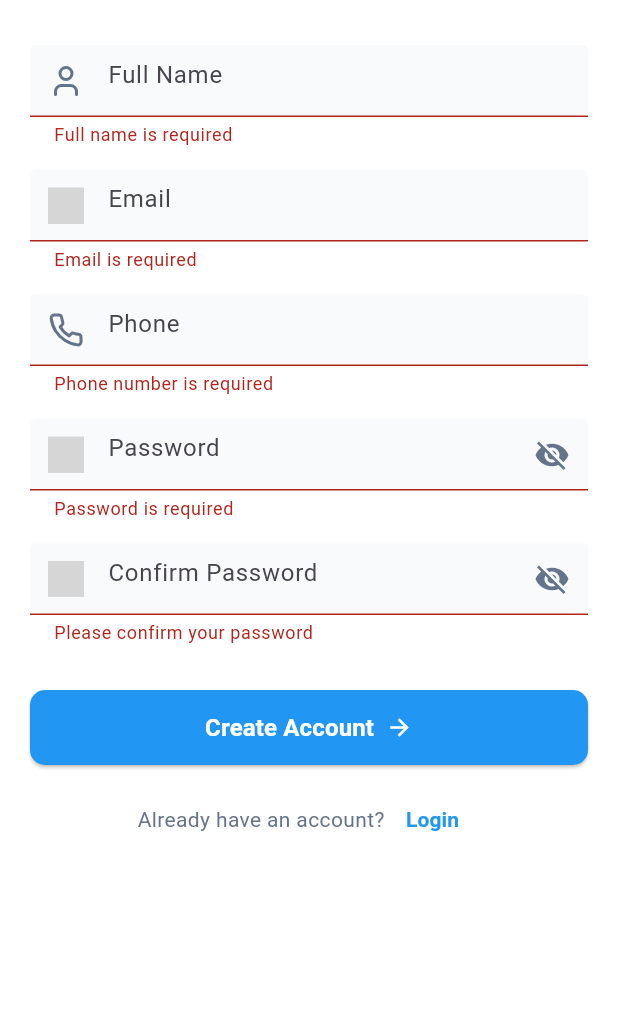
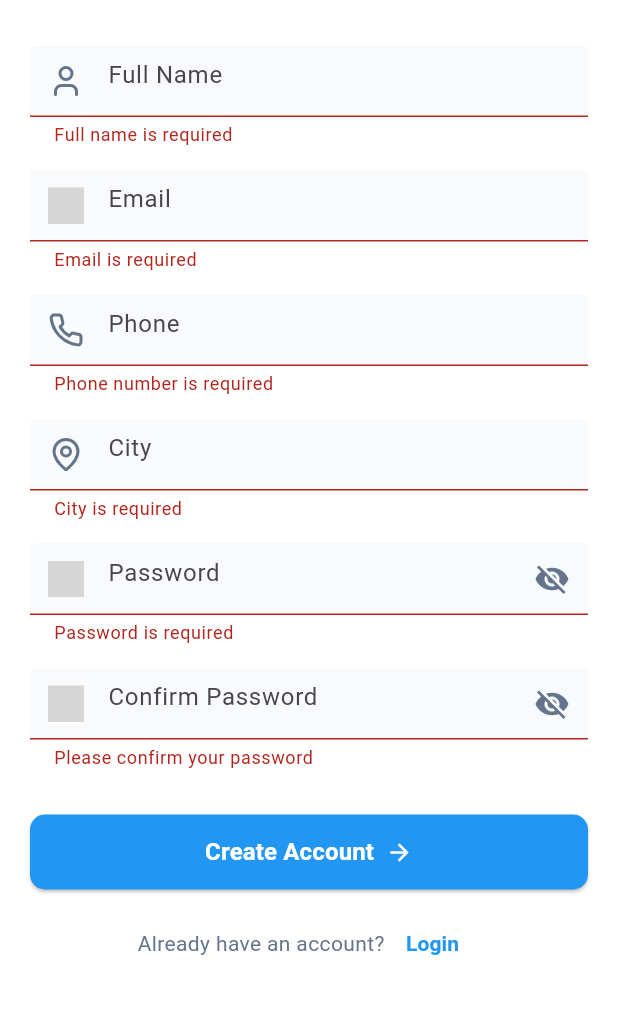
Before and after one commit to IT21161056/Papaya-Buddy, a Flutter app: the SignUpScreen screen opened by its route, after a tap on "Create Account", on a phone screen of 412 x 824 dp, the part 144-1158 px from its top. Run offline on Flutter 3.47's test engine with Material 3 defaults, Android fonts, the phone set to English and light mode, and no system bars; our stand-ins replace carousel_slider, cloud_firestore, firebase_auth, firebase_core, flutter_animate, flutter_svg and 5 more; accounts and stored records are empty; network calls fail; grey boxes are pictures that could not be loaded.

```diff
--- a/mobile_app/lib/views/auth/signup_view.dart
+++ b/mobile_app/lib/views/auth/signup_view.dart
@@ -21,6 +21,7 @@ class _SignupScreenState extends State<SignUpScreen> {
   final TextEditingController _nameController = TextEditingController();
   final TextEditingController _emailController = TextEditingController();
   final TextEditingController _phoneController = TextEditingController();
+  final TextEditingController _cityController = TextEditingController();
   final TextEditingController _passwordController = TextEditingController();
   final TextEditingController _confirmPasswordController =
       TextEditingController();
@@ -34,6 +35,7 @@ class _SignupScreenState extends State<SignUpScreen> {
     _nameController.dispose();
     _emailController.dispose();
     _phoneController.dispose();
+    _cityController.dispose();
     _passwordController.dispose();
     _confirmPasswordController.dispose();
     super.dispose();
@@ -60,11 +62,11 @@ class _SignupScreenState extends State<SignUpScreen> {
 
       try {
         final user = await _authService.signUp(
-          email: _emailController.text.trim(),
-          password: _passwordController.text.trim(),
-          fullName: _nameController.text.trim(),
-          phoneNumber: _phoneController.text.trim(),
-        );
+            email: _emailController.text.trim(),
+            password: _passwordController.text.trim(),
+            fullName: _nameController.text.trim(),
+            phoneNumber: _phoneController.text.trim(),
+            city: _cityController.text.trim());
 
         _signupTimeout?.cancel();
 
@@ -79,6 +81,7 @@ class _SignupScreenState extends State<SignUpScreen> {
             _nameController.clear();
             _emailController.clear();
             _phoneController.clear();
+            _cityController.clear();
             _passwordController.clear();
             _confirmPasswordController.clear();
 
@@ -174,6 +177,20 @@ class _SignupScreenState extends State<SignUpScreen> {
                       }
                       if (!ValidationPatterns.phonePattern.hasMatch(value)) {
                         return "Please enter a valid phone number";
+                      }
+                      return null;
+                    },
+                  ),
+                  const SizedBox(height: 15),
+                  _buildTextField(
+                    controller: _cityController,
+                    hintText: "City",
+                    iconPath: 'assets/icons/lucide_pin.svg',
+                    keyboardType: TextInputType.text,
+                    enabled: !_isLoading,
+                    validator: (value) {
+                      if (value == null || value.isEmpty) {
+                        return "City is required";
                       }
                       return null;
                     },
--- a/mobile_app/lib/views/dashboard_view.dart
+++ b/mobile_app/lib/views/dashboard_view.dart
@@ -126,7 +126,7 @@ class _DashboardViewState extends State<DashboardView> {
                         crossAxisCount: 2,
                         mainAxisSpacing: 12,
                         crossAxisSpacing: 12,
-                        childAspectRatio: 1.8, //2, 1.8
+                        childAspectRatio: 1.6, //2, 1.8
                       ),
                       itemCount: cropCards.length,
                       itemBuilder: (context, index) {
--- a/mobile_app/lib/widgets/loader.widget/loading_overlay.dart
+++ b/mobile_app/lib/widgets/loader.widget/loading_overlay.dart
@@ -4,7 +4,7 @@ import 'package:flutter/material.dart';
 
 class LoadingOverlay extends StatelessWidget {
   final bool isLoading;
-  final String message;
+  final String? message;
 
   const LoadingOverlay(
       {required this.isLoading, this.message = "Creating your account..."});
@@ -32,11 +32,6 @@ class LoadingOverlay extends StatelessWidget {
           child: AnimatedOpacity(
             opacity: isLoading ? 1.0 : 0.0,
             duration: Duration(milliseconds: 300),
-            child: Card(
-              elevation: 8,
-              shape: RoundedRectangleBorder(
-                borderRadius: BorderRadius.circular(16),
-              ),
             child: Padding(
               padding: const EdgeInsets.symmetric(
                 vertical: 24,
@@ -56,19 +51,7 @@ class LoadingOverlay extends StatelessWidget {
                     ),
                   ),
                   const SizedBox(height: 16),
-
-                    // Loading Message
-                    Text(
-                      message,
-                      textAlign: TextAlign.center,
-                      style: TextStyle(
-                        fontSize: 16,
-                        fontWeight: FontWeight.w600,
-                        color: Colors.black87,
-                      ),
-                    ),
                 ],
-                ),
               ),
             ),
           ),
```
Also changed, not shown: mobile_app/lib/services/auth_services.dart (+20 -1 lines), mobile_app/lib/views/auth/profile_view.dart (+29 -7 lines), mobile_app/lib/widgets/home.widgets/homeWidget.dart (+2 -6 lines), mobile_app/lib/widgets/imagePickerWidget/fruitdiseasepicker.dart (+8 -2 lines). Lines whose indentation alone changed are shown as unchanged.
